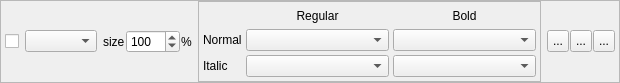
Before: the Qt Designer form freeLib/src/fontframe.ui in petrovvlad/freeLib, drawn with Qt 5.
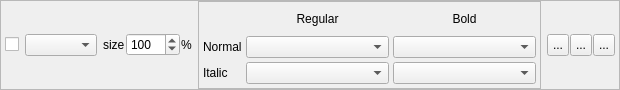
After: the same form once the commit is applied. Icons and pictures are not drawn.

```diff
--- a/freeLib/src/fontframe.ui
+++ b/freeLib/src/fontframe.ui
@@ -7,7 +7,7 @@
     <x>0</x>
     <y>0</y>
     <width>620</width>
-    <height>83</height>
+    <height>90</height>
    </rect>
   </property>
   <property name="windowTitle">
```
Left out of the diff: 13 changed lines with no effect on the pictures.
